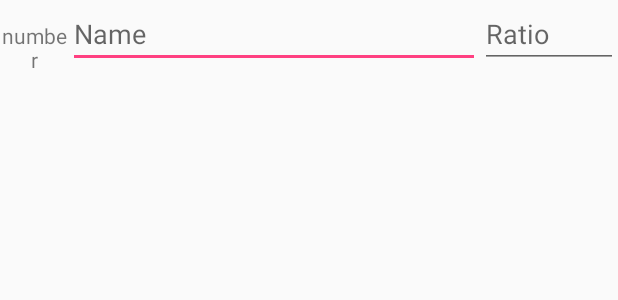
After one commit to tinkai/RouletteCleator, an Android app: the layout layout_item_row.xml on its own in the app's theme, with its tools: preview values and no code run, on a phone screen of 412 x 824 dp. The commit adds this screen. Shown: the top 300 px of the screen. Run offline under Robolectric (Android 15) with nearby library versions, the phone set to English and light mode, and no system bars.

Commit message:
Edit画面のカスタムアダプターを実装したい。getView()内のViewが再利用するため、バグってる。

```diff
--- /dev/null
+++ b/app/src/main/res/layout/layout_item_row.xml
@@ -0,0 +1,29 @@
+<?xml version="1.0" encoding="utf-8"?>
+<LinearLayout xmlns:android="http://schemas.android.com/apk/res/android"
+    android:layout_width="match_parent"
+    android:layout_height="match_parent"
+    android:orientation="horizontal">
+
+    <TextView
+        android:id="@+id/item_number_text_view"
+        android:layout_width="0dp"
+        android:layout_height="wrap_content"
+        android:layout_weight="1"
+        android:gravity="center"
+        android:text="number"/>
+
+    <EditText
+        android:id="@+id/item_name_edit_text"
+        android:layout_width="0dp"
+        android:layout_height="wrap_content"
+        android:layout_weight="6"
+        android:hint="Name"/>
+
+    <EditText
+        android:id="@+id/item_ratio_edit_text"
+        android:layout_width="0dp"
+        android:layout_height="wrap_content"
+        android:layout_weight="2"
+        android:hint="Ratio"/>
+
+</LinearLayout>
```
Also changed, not shown: app/src/main/java/com/tinkai/myroulette/EditRouletteActivity.java (+28 -68 lines), app/src/main/java/com/tinkai/myroulette/ItemInfo.java (added, +31 -0 lines), app/src/main/java/com/tinkai/myroulette/ItemListAdapter.java (added, +71 -0 lines), app/src/main/res/layout/activity_edit_roulette.xml (+3 -9 lines).
